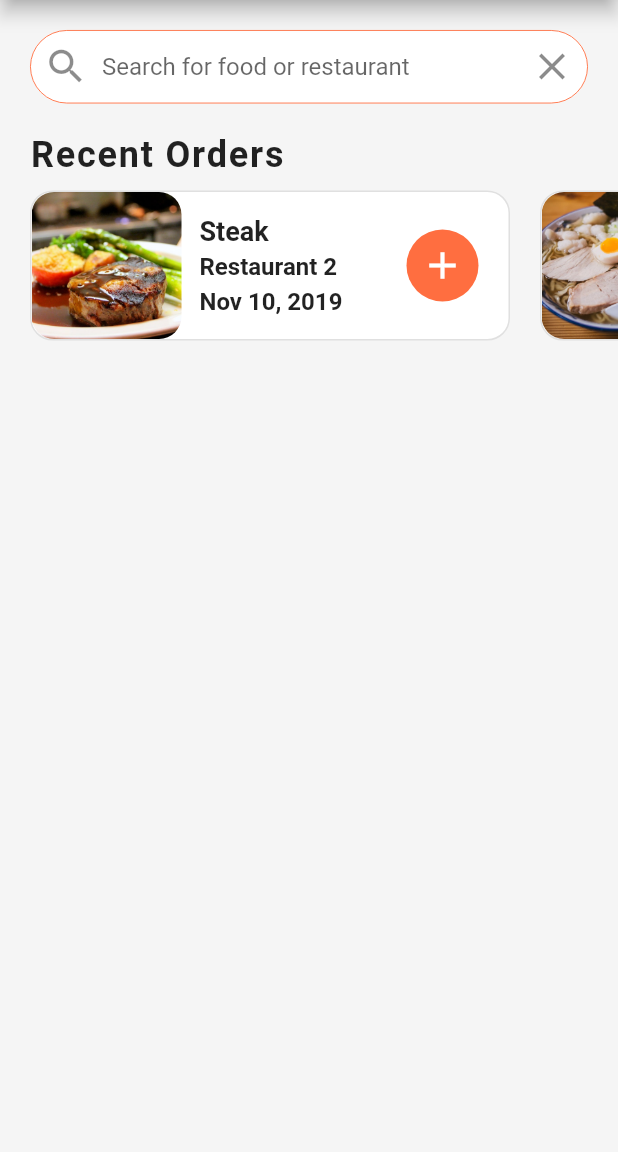
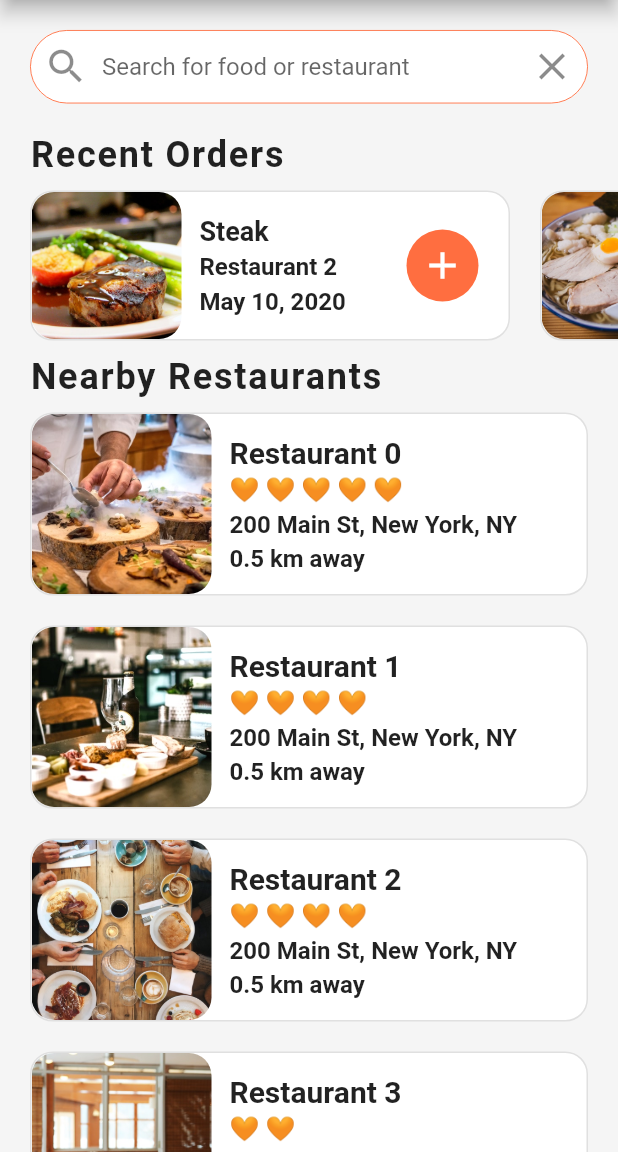
Before and after one commit to P-Jag/FoodDeliveryAppUI, a Flutter app: the screen it shows after launch, on a phone screen of 412 x 824 dp, the part 84-1236 px from its top. Run offline on Flutter 3.47's test engine with Material 2 defaults, Android fonts, the phone set to English and light mode, and no system bars.

Commit message:
nearby restaurants and home screen UI

```diff
--- /dev/null
+++ b/lib/data/constants.dart
@@ -0,0 +1,25 @@
+import 'package:flutter/material.dart';
+
+const kMainPadding = EdgeInsets.symmetric(horizontal: 20.0);
+const kMainContainerMargin = EdgeInsets.all(12.0);
+final kMainTilesBorderRadius = BorderRadius.circular(15.0);
+
+const kMainTextStyle = TextStyle(
+  fontSize: 24.0,
+  fontWeight: FontWeight.w600,
+  letterSpacing: 1.2,
+);
+
+const kSecondaryTileText = TextStyle(
+  fontSize: 16.0,
+  fontWeight: FontWeight.w600,
+);
+
+final kMainBoxDecoration = BoxDecoration(
+  color: Colors.white,
+  borderRadius: BorderRadius.circular(15.0),
+  border: Border.all(
+    color: Colors.grey[300],
+    width: 1.0,
+  ),
+);
--- a/lib/data/data.dart
+++ b/lib/data/data.dart
@@ -71,31 +71,31 @@ final currentUser = User(
   name: 'Rebbecca',
   orders: [
     Order(
-      date: 'Nov 10, 2019',
+      date: 'May 10, 2020',
       food: _steak,
       restaurant: _restaurant2,
       quantity: 1,
     ),
     Order(
-      date: 'Nov 8, 2019',
+      date: 'Jun 8, 2020',
       food: _ramen,
       restaurant: _restaurant0,
       quantity: 3,
     ),
     Order(
-      date: 'Nov 5, 2019',
+      date: 'Jul 5, 2020',
       food: _burrito,
       restaurant: _restaurant1,
       quantity: 2,
     ),
     Order(
-      date: 'Nov 2, 2019',
+      date: 'Aug 2, 2020',
       food: _salmon,
       restaurant: _restaurant3,
       quantity: 1,
     ),
     Order(
-      date: 'Nov 1, 2019',
+      date: 'Sep 1, 2020',
       food: _pancakes,
       restaurant: _restaurant4,
       quantity: 1,
@@ -103,31 +103,31 @@ final currentUser = User(
   ],
   cart: [
     Order(
-      date: 'Nov 11, 2019',
+      date: 'Sep 11, 2020',
       food: _burger,
       restaurant: _restaurant2,
       quantity: 2,
     ),
     Order(
-      date: 'Nov 11, 2019',
+      date: 'Oct 11, 2020',
       food: _pasta,
       restaurant: _restaurant2,
       quantity: 1,
     ),
     Order(
-      date: 'Nov 11, 2019',
+      date: 'Oct 11, 2020',
       food: _salmon,
       restaurant: _restaurant3,
       quantity: 1,
     ),
     Order(
-      date: 'Nov 11, 2019',
+      date: 'Dec 11, 2020',
       food: _pancakes,
       restaurant: _restaurant4,
       quantity: 3,
     ),
     Order(
-      date: 'Nov 11, 2019',
+      date: 'Dec 11, 2020',
       food: _burrito,
       restaurant: _restaurant1,
       quantity: 2,
--- a/lib/screens/home_screen.dart
+++ b/lib/screens/home_screen.dart
@@ -1,5 +1,6 @@
 import 'package:flutter/material.dart';
 import 'package:food_delivery_app/data/data.dart';
+import 'package:food_delivery_app/widgets/nearby_restaurants.dart';
 import 'package:food_delivery_app/widgets/recent_orders.dart';
 
 class HomeScreen extends StatefulWidget {
@@ -64,6 +65,7 @@ class _HomeScreenState extends State<HomeScreen> {
             ),
           ),
           RecentOrders(),
+          NearbyRestaurants(),
         ],
       ),
     );
--- /dev/null
+++ b/lib/widgets/nearby_restaurants.dart
@@ -0,0 +1,86 @@
+import 'package:flutter/material.dart';
+import 'package:food_delivery_app/data/constants.dart';
+import 'package:food_delivery_app/data/data.dart';
+import 'package:food_delivery_app/models/restaurant.dart';
+import 'package:food_delivery_app/widgets/rating_hearts.dart';
+
+class NearbyRestaurants extends StatelessWidget {
+  _buildRestaurants() {
+    List<Widget> restaurantsList = [];
+    restaurants.forEach((Restaurant restaurant) {
+      restaurantsList.add(
+        Container(
+          margin: EdgeInsets.symmetric(
+            horizontal: 20.0,
+            vertical: 10.0,
+          ),
+          decoration: kMainBoxDecoration,
+          child: Row(
+            children: <Widget>[
+              ClipRRect(
+                borderRadius: kMainTilesBorderRadius,
+                child: Image(
+                  image: AssetImage(restaurant.imageUrl),
+                  width: 120.0,
+                  height: 120.0,
+                  fit: BoxFit.cover,
+                ),
+              ),
+              Expanded(
+                child: Container(
+                  margin: kMainContainerMargin,
+                  child: Column(
+                    mainAxisAlignment: MainAxisAlignment.center,
+                    crossAxisAlignment: CrossAxisAlignment.start,
+                    children: <Widget>[
+                      Text(
+                        restaurant.name,
+                        style: TextStyle(
+                          fontWeight: FontWeight.bold,
+                          fontSize: 20.0,
+                        ),
+                        overflow: TextOverflow.ellipsis,
+                      ),
+                      SizedBox(height: 4.0),
+                      RatingHearts(restaurant.rating),
+                      SizedBox(height: 4.0),
+                      Text(
+                        restaurant.address,
+                        style: kSecondaryTileText,
+                        overflow: TextOverflow.ellipsis,
+                      ),
+                      SizedBox(height: 4.0),
+                      Text(
+                        '0.5 km away',
+                        style: kSecondaryTileText,
+                        overflow: TextOverflow.ellipsis,
+                      ),
+                    ],
+                  ),
+                ),
+              )
+            ],
+          ),
+        ),
+      );
+    });
+    return Column(children: restaurantsList);
+  }
+
+  @override
+  Widget build(BuildContext context) {
+    return Column(
+      crossAxisAlignment: CrossAxisAlignment.start,
+      children: <Widget>[
+        Padding(
+          padding: kMainPadding,
+          child: Text(
+            'Nearby Restaurants',
+            style: kMainTextStyle,
+          ),
+        ),
+        _buildRestaurants(),
+      ],
+    );
+  }
+}
--- /dev/null
+++ b/lib/widgets/rating_hearts.dart
@@ -0,0 +1,21 @@
+import 'package:flutter/material.dart';
+
+class RatingHearts extends StatelessWidget {
+  final int rating;
+  RatingHearts(this.rating);
+
+  @override
+  Widget build(BuildContext context) {
+    String hearts = '';
+    for (int i = 0; i < rating; i++) {
+      hearts += '🧡 ';
+      hearts.trim();
+    }
+    return Text(
+      hearts,
+      style: TextStyle(
+        fontSize: 16.0,
+      ),
+    );
+  }
+}
--- a/lib/widgets/recent_orders.dart
+++ b/lib/widgets/recent_orders.dart
@@ -1,4 +1,5 @@
 import 'package:flutter/material.dart';
+import 'package:food_delivery_app/data/constants.dart';
 import 'package:food_delivery_app/data/data.dart';
 import 'package:food_delivery_app/models/order.dart';
 
@@ -7,22 +8,15 @@ class RecentOrders extends StatelessWidget {
     return Container(
       margin: EdgeInsets.all(10.0),
       width: 320.0,
-      decoration: BoxDecoration(
-        color: Colors.white,
-        borderRadius: BorderRadius.circular(15.0),
-        border: Border.all(
-          color: Colors.grey[300],
-          width: 1.0,
-        ),
-      ),
+      decoration: kMainBoxDecoration,
       child: Row(
         mainAxisAlignment: MainAxisAlignment.spaceBetween,
-        children: [
+        children: <Widget>[
           Expanded(
             child: Row(
-              children: [
+              children: <Widget>[
                 ClipRRect(
-                  borderRadius: BorderRadius.circular(15.0),
+                  borderRadius: kMainTilesBorderRadius,
                   child: Image(
                     image: AssetImage(order.food.imageUrl),
                     height: 100.0,
@@ -32,11 +26,11 @@ class RecentOrders extends StatelessWidget {
                 ),
                 Expanded(
                   child: Container(
-                    margin: EdgeInsets.all(12.0),
+                    margin: kMainContainerMargin,
                     child: Column(
                       mainAxisAlignment: MainAxisAlignment.center,
                       crossAxisAlignment: CrossAxisAlignment.start,
-                      children: [
+                      children: <Widget>[
                         Text(
                           order.food.name,
                           style: TextStyle(
@@ -48,19 +42,13 @@ class RecentOrders extends StatelessWidget {
                         SizedBox(height: 4.0),
                         Text(
                           order.restaurant.name,
-                          style: TextStyle(
-                            fontSize: 16.0,
-                            fontWeight: FontWeight.w600,
-                          ),
+                          style: kSecondaryTileText,
                           overflow: TextOverflow.ellipsis,
                         ),
                         SizedBox(height: 4.0),
                         Text(
                           order.date,
-                          style: TextStyle(
-                            fontSize: 16.0,
-                            fontWeight: FontWeight.w600,
-                          ),
+                          style: kSecondaryTileText,
                           overflow: TextOverflow.ellipsis,
                         ),
                       ],
@@ -93,16 +81,12 @@ class RecentOrders extends StatelessWidget {
   Widget build(BuildContext context) {
     return Column(
       crossAxisAlignment: CrossAxisAlignment.start,
-      children: [
+      children: <Widget>[
         Padding(
-          padding: EdgeInsets.symmetric(horizontal: 20.0),
+          padding: kMainPadding,
           child: Text(
             'Recent Orders',
-            style: TextStyle(
-              fontSize: 24.0,
-              fontWeight: FontWeight.w600,
-              letterSpacing: 1.2,
-            ),
+            style: kMainTextStyle,
           ),
         ),
         Container(
```
